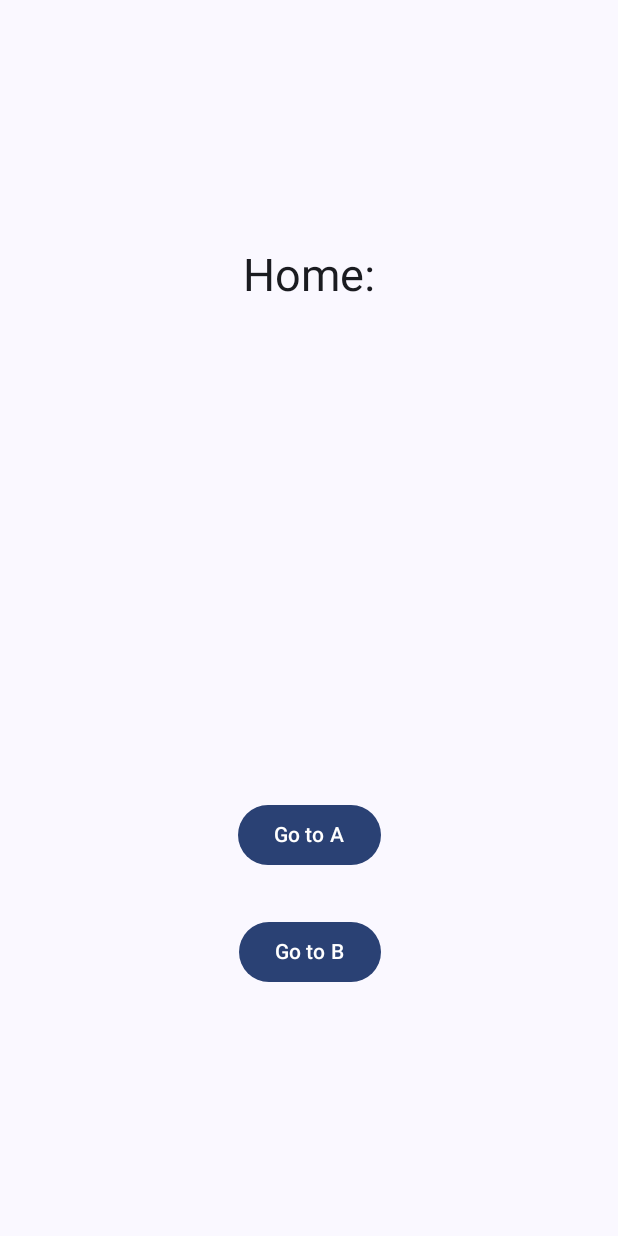
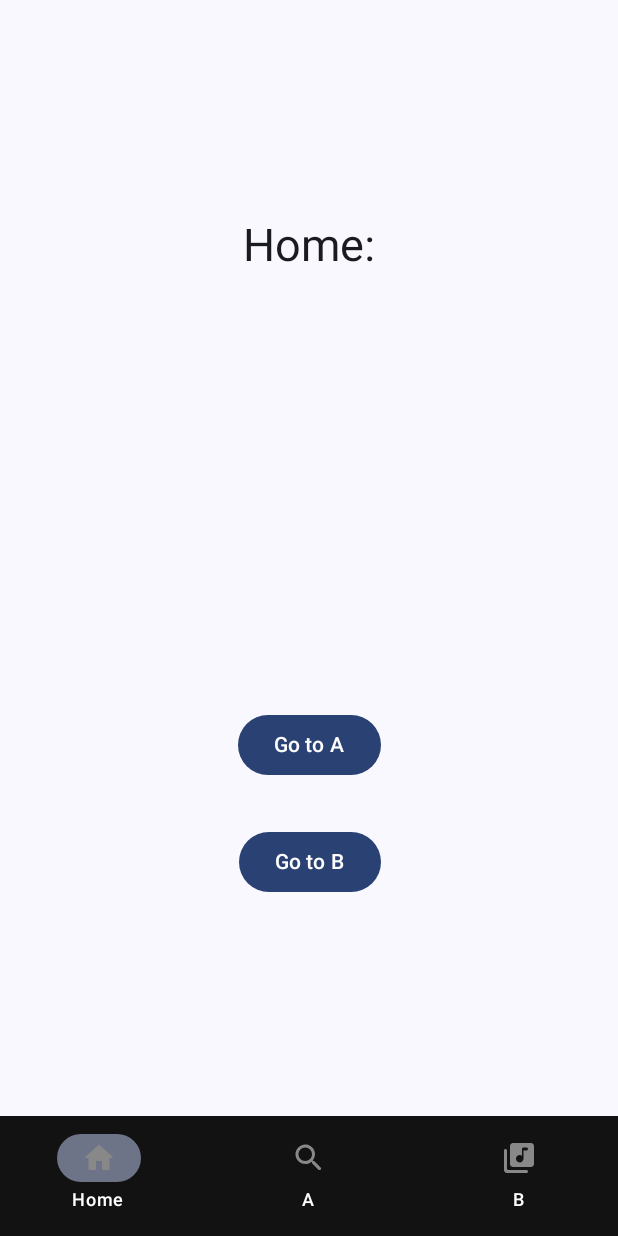
Before and after one commit to GRACENOBLE/navigation, an Android app built with Jetpack Compose: the screen it shows after launch (MainActivity), after a tap on "Login", on a phone screen of 412 x 824 dp. Run offline under Robolectric (Android 15) with nearby library versions, the phone set to English and light mode, and no system bars.

Commit message:
login navigation done finally

```diff
--- a/app/build.gradle.kts
+++ b/app/build.gradle.kts
@@ -60,6 +60,7 @@ dependencies {
     implementation("androidx.compose.ui:ui-tooling-preview")
     implementation("androidx.navigation:navigation-compose:2.7.7")
     implementation("androidx.compose.material3:material3")
+    implementation("androidx.compose.material:material-icons-extended:1.6.1")
     testImplementation("junit:junit:4.13.2")
     androidTestImplementation("androidx.test.ext:junit:1.1.5")
     androidTestImplementation("androidx.test.espresso:espresso-core:3.5.1")
--- a/app/src/main/java/com/example/spotifyclonenav/navigation/AppNestedGraph.kt
+++ b/app/src/main/java/com/example/spotifyclonenav/navigation/AppNestedGraph.kt
@@ -9,15 +9,15 @@ import com.example.spotifyclonenav.screens.BScreen
 import com.example.spotifyclonenav.screens.HomeScreenPage
 
 fun NavGraphBuilder.app(navController: NavController){
-    navigation(startDestination = Screen.HomeScreenRoute.route, route = Screen.AppRoute.route){
-        composable(route = Screen.HomeScreenRoute.route){
-            HomeScreenPage(navController = navController)
+    navigation(startDestination = Screen.NavRoute.route, route = Screen.AppRoute.route){
+        composable(route = Screen.NavRoute.route){
+            BottomNavBar(navController = navController)
         }
-        composable(route = Screen.AScreenRoute.route){
-            AScreen(navController = navController)
-        }
-        composable(route = Screen.BScreenRoute.route){
-            BScreen(navController = navController)
-        }
+//        composable(route = Screen.AScreenRoute.route){
+//            AScreen(navController = navController)
+//        }
+//        composable(route = Screen.BScreenRoute.route){
+//            BScreen(navController = navController)
+//        }
     }
 }
--- /dev/null
+++ b/app/src/main/java/com/example/spotifyclonenav/navigation/BottomNavigationBar.kt
@@ -0,0 +1,125 @@
+package com.example.spotifyclonenav.navigation
+
+import androidx.compose.foundation.background
+import androidx.compose.foundation.layout.padding
+import androidx.compose.material.icons.Icons
+import androidx.compose.material.icons.rounded.Home
+import androidx.compose.material.icons.rounded.LibraryMusic
+import androidx.compose.material.icons.rounded.Search
+import androidx.compose.material3.Icon
+import androidx.compose.material3.MaterialTheme
+import androidx.compose.material3.NavigationBar
+import androidx.compose.material3.NavigationBarItem
+import androidx.compose.material3.Scaffold
+import androidx.compose.material3.Text
+import androidx.compose.runtime.Composable
+import androidx.compose.runtime.getValue
+import androidx.compose.ui.Modifier
+import androidx.compose.ui.graphics.Color
+import androidx.compose.ui.tooling.preview.Preview
+import androidx.navigation.NavController
+import androidx.navigation.NavDestination.Companion.hierarchy
+import androidx.navigation.NavGraph.Companion.findStartDestination
+import androidx.navigation.compose.NavHost
+import androidx.navigation.compose.composable
+import androidx.navigation.compose.currentBackStackEntryAsState
+import androidx.navigation.compose.rememberNavController
+import com.example.spotifyclonenav.screens.AScreen
+import com.example.spotifyclonenav.screens.BScreen
+import com.example.spotifyclonenav.screens.HomeScreenPage
+
+val items = listOf(
+        BottomNavigationElement(
+            title = "Home",
+            icon = Icons.Rounded.Home,
+            route = Screen.HomeScreenRoute.route
+        ),
+        BottomNavigationElement(
+            title = "A",
+            icon = Icons.Rounded.Search,
+            route = Screen.AScreenRoute.route
+        ),
+        BottomNavigationElement(
+            title = "B",
+            icon = Icons.Rounded.LibraryMusic,
+            route = Screen.BScreenRoute.route
+        )
+    )
+
+@Preview(
+    showSystemUi = true,
+    showBackground = true
+)
+@Composable
+fun BottomNavBar (navController: NavController){
+    val navController = rememberNavController()
+    Scaffold(
+        bottomBar = {
+            NavigationBar(
+                modifier = Modifier
+                    .background(MaterialTheme.colorScheme.onBackground),
+                Color(0xff121212),
+            ) {
+                val navBackStackEntry by navController.currentBackStackEntryAsState()
+                val currentDestination = navBackStackEntry?.destination
+
+                items.forEach { item ->
+                    NavigationBarItem(
+                        selected = currentDestination?.hierarchy?.any { it.route == item.route } == true,
+                        onClick = {
+                            navController.navigate(item.route) {
+                                popUpTo(navController.graph.findStartDestination().id) {
+                                    saveState = true
+                                }
+                                launchSingleTop = true
+                                restoreState = true
+                            }
+                        },
+                        icon = {
+                            Icon(
+                                imageVector = item.icon,
+                                contentDescription = item.title,
+                                tint = Color.Gray
+                            )
+                        },
+
+                        label = {
+                            Text(
+                                text = item.title,
+                                color = Color.White
+                            )
+                        }
+                    )
+                }
+            }
+        }
+    ) {padding->
+        NavHost(
+            navController = navController,
+            startDestination = Screen.HomeScreenRoute.route,
+            modifier = Modifier
+                .padding(padding)
+        ){
+            composable(
+                route = Screen.HomeScreenRoute.route
+            ){
+                HomeScreenPage(navController = navController)
+            }
+
+            composable(
+                route = Screen.AScreenRoute.route
+            ){
+                AScreen(navController = navController)
+            }
+
+            composable(
+                route = Screen.BScreenRoute.route
+            ){
+                BScreen(navController = navController)
+            }
+
+
+        }
+
+    }
+}
--- /dev/null
+++ b/app/src/main/java/com/example/spotifyclonenav/navigation/BottomNavigationElement.kt
@@ -0,0 +1,9 @@
+package com.example.spotifyclonenav.navigation
+
+import androidx.compose.ui.graphics.vector.ImageVector
+
+data class BottomNavigationElement(
+    val title: String,
+    val icon: ImageVector,
+    val route: String
+)
--- a/app/src/main/java/com/example/spotifyclonenav/navigation/Screen.kt
+++ b/app/src/main/java/com/example/spotifyclonenav/navigation/Screen.kt
@@ -9,4 +9,6 @@ sealed class Screen(val route: String) {
     data object SetPassScreenRoute: Screen(route = "SetPass")
     data object AuthenticationRoute: Screen(route =  "Auth")
     data object AppRoute: Screen(route =  "App")
+
+    data object NavRoute: Screen(route = "Nav")
 }
--- a/app/src/main/java/com/example/spotifyclonenav/screens/LoginScreen.kt
+++ b/app/src/main/java/com/example/spotifyclonenav/screens/LoginScreen.kt
@@ -37,7 +37,7 @@ fun LoginPage(navController: NavController){
             horizontalAlignment = Alignment.CenterHorizontally
         ){
             Button(onClick = {
-                navController.navigate(Screen.HomeScreenRoute.route)
+                navController.navigate(Screen.NavRoute.route)
             }) {
                 Text(text = "Login")
             }
```
